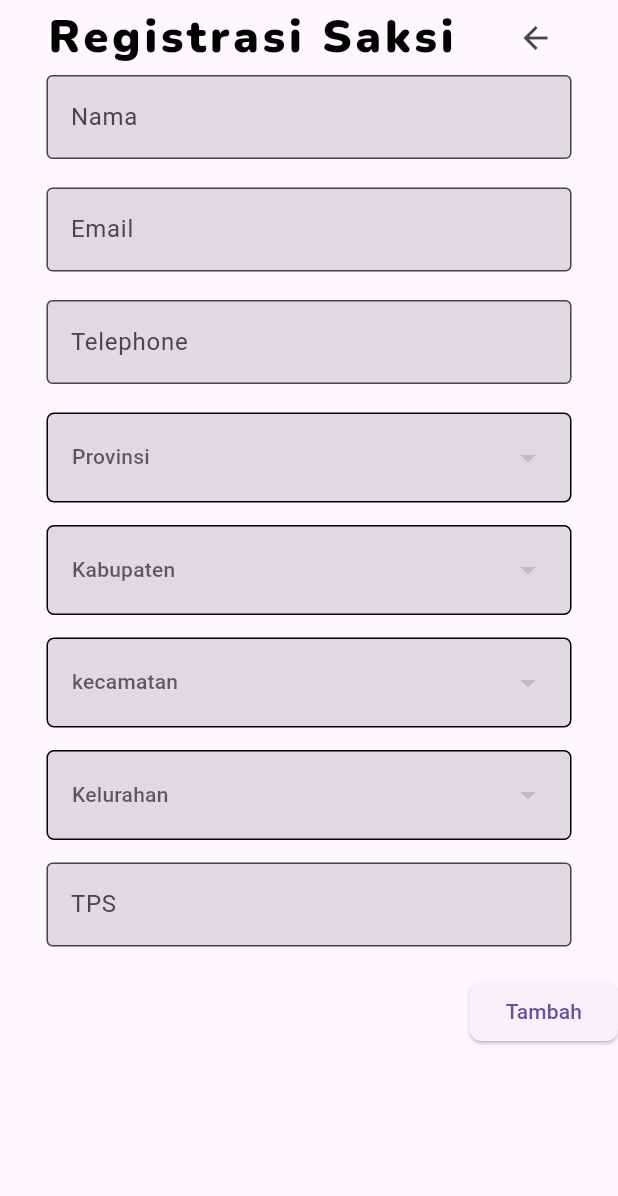
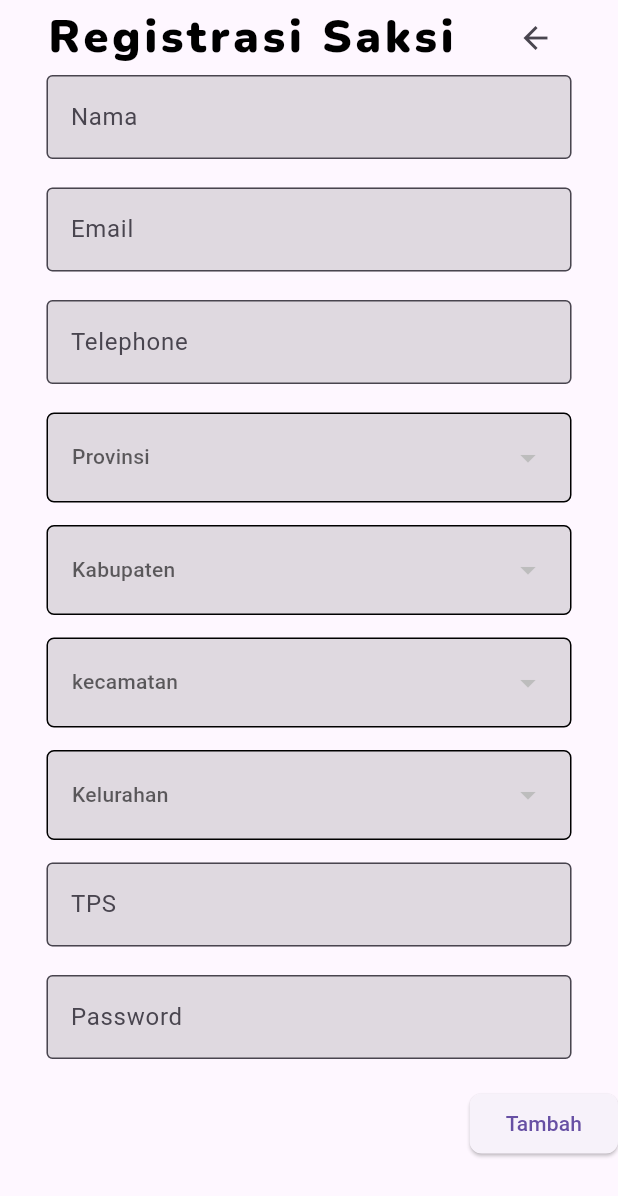
Before and after one commit to mikmself/mapvoters-apk, a Flutter app: the Saksi screen opened directly, after a tap on the "add" icon, on a phone screen of 412 x 824 dp. Shown: the top 1196 px of the screen. Run offline on Flutter 3.47's test engine with Material 3 defaults, Android fonts, the light colour scheme and no system bars; drawn by our look-alikes of dropdown_button2; our stand-ins replace file_picker, google_fonts, sidebarx; network calls fail.

Commit message:
fix create saksi

```diff
--- a/lib/page/Saksi/RegisterSaksi.dart
+++ b/lib/page/Saksi/RegisterSaksi.dart
@@ -305,6 +305,11 @@ class _RegisterState extends State<Registersaksi> {
                 obscure: false,
                 label: 'TPS'),
             const SizedBox(height: 15),
+            textfield(
+                controller: _passwordcontroller,
+                obscure: false,
+                label: 'Password'),
+            const SizedBox(height: 15),
             Row(
                 mainAxisAlignment: MainAxisAlignment.end,
                 children: [
```
Also changed, not shown: lib/component/service/SaksiService.dart (+9 -8 lines).
